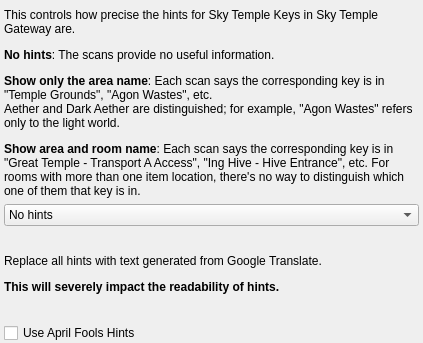
Before: the Qt Designer form randovania/games/prime2/gui/ui_files/preset_echoes_hints.ui in SchwartzGandhi/randovania, drawn with Qt 5.
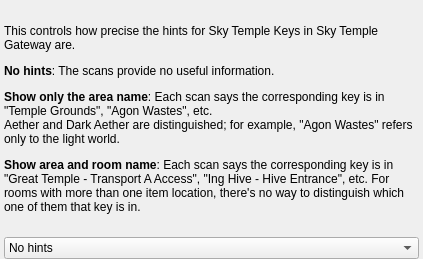
After: the same form once the commit is applied.

```diff
--- a/randovania/games/prime2/gui/ui_files/preset_echoes_hints.ui
+++ b/randovania/games/prime2/gui/ui_files/preset_echoes_hints.ui
@@ -7,7 +7,7 @@
     <x>0</x>
     <y>0</y>
     <width>423</width>
-    <height>343</height>
+    <height>259</height>
    </rect>
   </property>
   <property name="windowTitle">
@@ -62,20 +62,6 @@
       </item>
      </widget>
     </item>
-    <item>
-     <widget class="QLabel" name="hint_april_fools_label">
-      <property name="text">
-       <string>&lt;html&gt;&lt;head/&gt;&lt;body&gt;&lt;p&gt;Replace all hints with text generated from Google Translate.&lt;/p&gt;&lt;p&gt;&lt;span style=&quot; font-weight:700;&quot;&gt;This will severely impact the readability of hints.&lt;/span&gt;&lt;/p&gt;&lt;/body&gt;&lt;/html&gt;</string>
-      </property>
-     </widget>
-    </item>
-    <item>
-     <widget class="QCheckBox" name="hint_april_fools_check">
-      <property name="text">
-       <string>Use April Fools Hints</string>
-      </property>
-     </widget>
-    </item>
    </layout>
   </widget>
  </widget>
```
